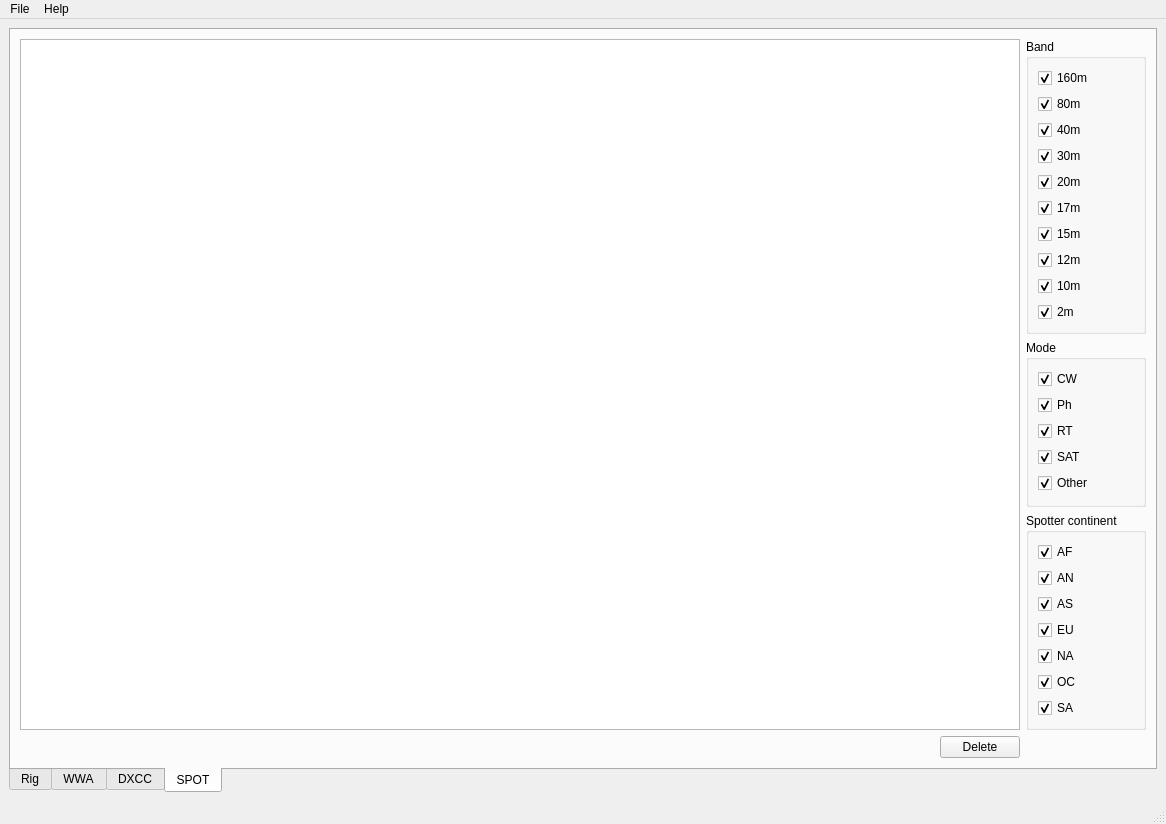
Qt form mainwindow.ui (eloranta/HamVibe) before a commit.
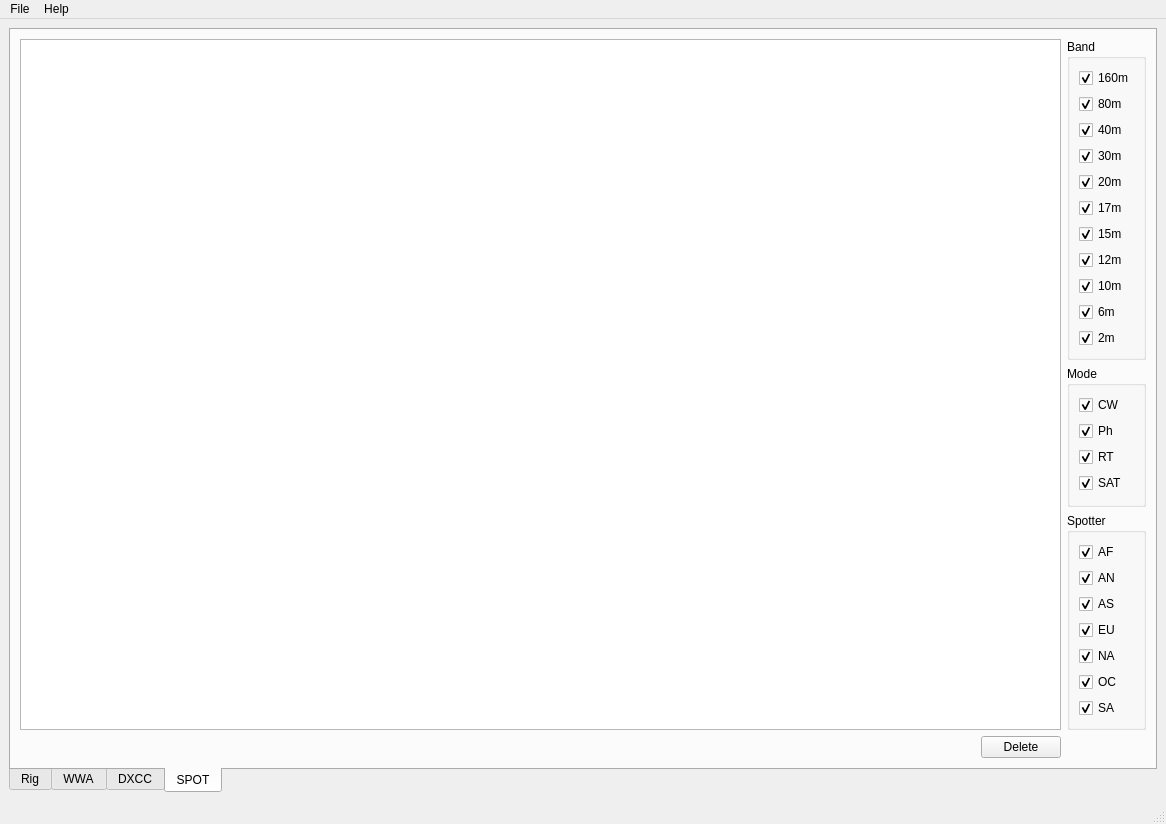
The same form after that commit. Custom widgets are drawn as their Qt base class.

Commit message: refactor filter layout

Patch:
```diff
--- a/mainwindow.ui
+++ b/mainwindow.ui
@@ -7,7 +7,7 @@
     <x>0</x>
     <y>0</y>
     <width>1166</width>
-    <height>701</height>
+    <height>817</height>
    </rect>
   </property>
   <property name="windowTitle">
@@ -1205,6 +1205,16 @@
                </property>
               </widget>
              </item>
+             <item>
+              <widget class="QCheckBox" name="spotBand6CheckBox">
+               <property name="text">
+                <string>6m</string>
+               </property>
+               <property name="checked">
+                <bool>true</bool>
+               </property>
+              </widget>
+             </item>
              <item>
               <widget class="QCheckBox" name="spotBand2CheckBox">
                <property name="text">
@@ -1264,23 +1274,13 @@
                </property>
               </widget>
              </item>
-             <item>
-              <widget class="QCheckBox" name="spotModeOtherCheckBox">
-               <property name="text">
-                <string>Other</string>
-               </property>
-               <property name="checked">
-                <bool>true</bool>
-               </property>
-              </widget>
-             </item>
             </layout>
            </widget>
           </item>
           <item>
            <widget class="QGroupBox" name="spotterContinentGroupBox">
             <property name="title">
-             <string>Spotter continent</string>
+             <string>Spotter</string>
             </property>
             <layout class="QVBoxLayout" name="verticalLayout_11">
              <item>
```
The commit also changes 1 other file.
